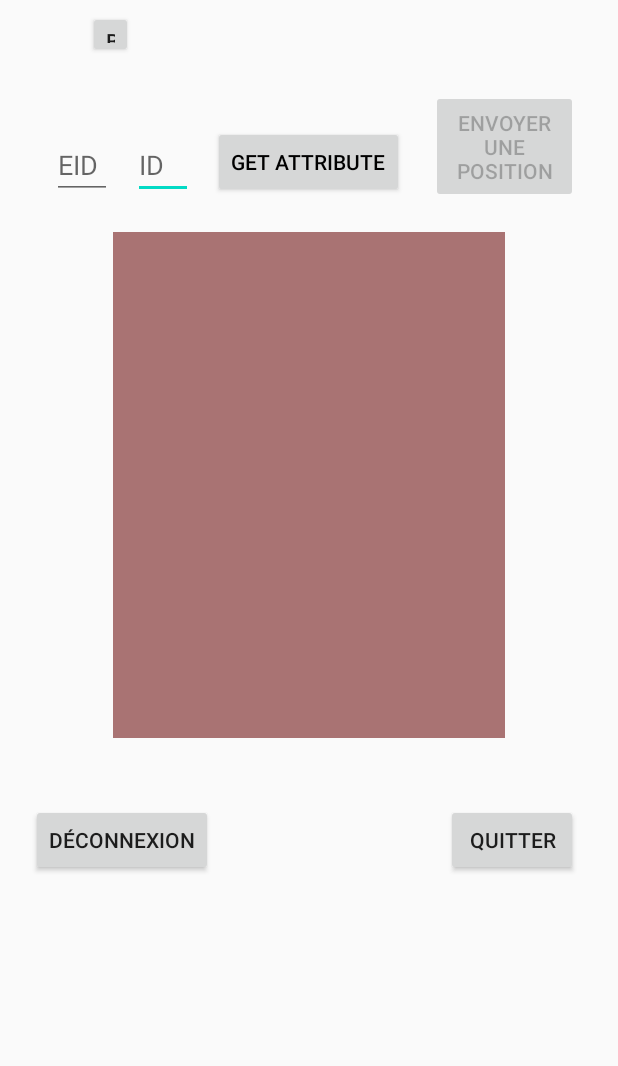
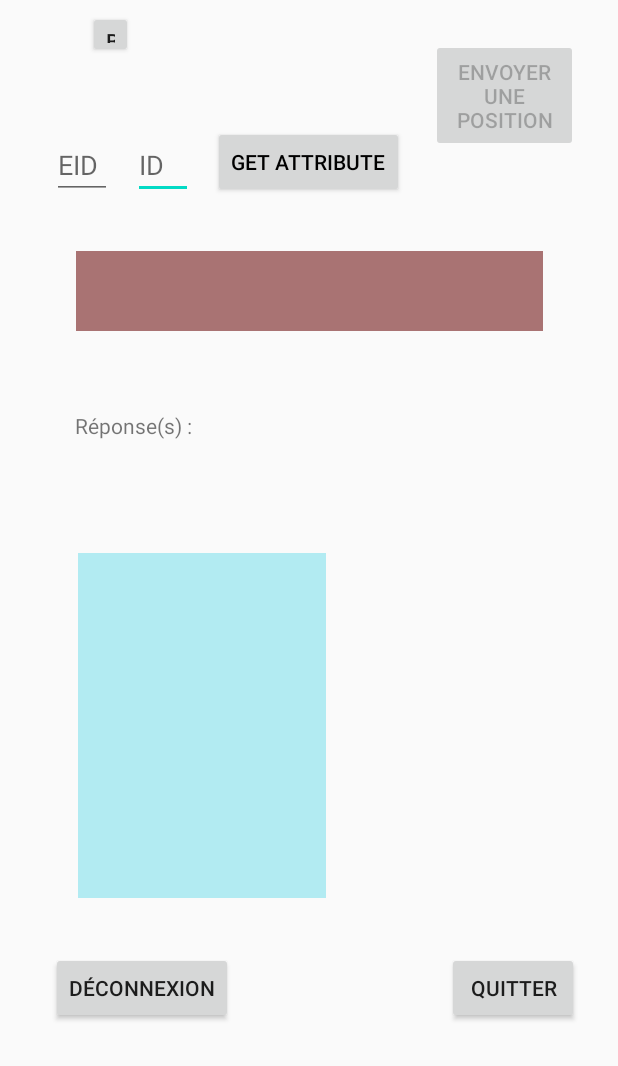
Before and after one commit to LariXii/BluetoothTestBLE, an Android app: the DeviceActivity screen opened directly, with no data from a screen before it, after a tap on an icon or button, on a phone screen of 412 x 824 dp, the part 170-1236 px from its top. Run offline under Robolectric (Android 15) with nearby library versions, the phone set to English and light mode, and no system bars; 1 statement that could not run was skipped; 2 other taps on this screen came first.

Commit message:
Gatien
Some fix

```diff
--- a/app/src/main/java/axxes/com/prototype/bluetoothtestble/DeviceActivity.kt
+++ b/app/src/main/java/axxes/com/prototype/bluetoothtestble/DeviceActivity.kt
@@ -66,16 +66,10 @@ class DeviceActivity: AppCompatActivity() {
                     btn_disconnect.text = "Connexion"
                 }
                 STATE_SENDABLE -> {
-                    btn_send.isEnabled = true
-                    btn_get_attr.isEnabled = true
-                    editText_EID.isEnabled = true
-                    editText_attrID.isEnabled = true
+                    enabledAll()
                 }
                 STATE_NOT_SENDABLE -> {
-                    btn_send.isEnabled = false
-                    btn_get_attr.isEnabled = false
-                    editText_EID.isEnabled = false
-                    editText_attrID.isEnabled = false
+                    disabledAll()
                 }
             }
         }
@@ -113,8 +107,27 @@ class DeviceActivity: AppCompatActivity() {
     val RECEIVE = 1
     val END = 2
 
+    @SuppressLint("HandlerLeak")
+    private val mainResponseHandler = object: Handler(){
+        override fun handleMessage(msg: Message) {
+            super.handleMessage(msg)
+            var packetResponse: ByteArray? = null
+            if(msg.obj != null) {
+                packetResponse = msg.obj as ByteArray
+            }
+            when(msg.what){
+                RECEIVE -> {
+                    packetResponse?.let{ showResponse(dsrcManager.readResponse(responseParameters!!,it)) }
+                    enabledAll()
+                    responseParameters = null
+                }
+            }
+        }
+    }
+
     // Handler used to do specific action in fact with packet sended to bdo
-    private var handleResponse: Handler? = null
+    @SuppressLint("HandlerLeak")
+    private var handleResponse: Handler? = mainResponseHandler
 
     override fun onCreate(savedInstanceState: Bundle?) {
         super.onCreate(savedInstanceState)
@@ -180,6 +193,7 @@ class DeviceActivity: AppCompatActivity() {
         }
 
         textView_log.movementMethod = ScrollingMovementMethod()
+        textView_responses.movementMethod = ScrollingMovementMethod()
     }
 
     override fun onDestroy() {
@@ -270,6 +284,14 @@ class DeviceActivity: AppCompatActivity() {
         bluetoothGatt!!.discoverServices()
     }
 
+    private fun setResponseHandler(newHandler: Handler){
+        handleResponse = newHandler
+    }
+
+    private fun resetHandler(){
+        handleResponse = mainResponseHandler
+    }
+
     private fun enabledGattNotification(gatt: BluetoothGatt, characteristic: BluetoothGattCharacteristic){
         val enabled = true
         val descriptor = characteristic.getDescriptor(characteristic.descriptors[0].uuid)
@@ -300,13 +322,15 @@ class DeviceActivity: AppCompatActivity() {
     private fun sendPacketToBDO(gatt: BluetoothGatt, characteristic: BluetoothGattCharacteristic, packet: ByteArray){
         characteristic.value = packet
         gatt.writeCharacteristic(characteristic)
+        showLog("En attente de réponse ...")
+        disabledAll()
     }
 
     private fun getMenuAttribut(){
         // Store all packets to send
         val queueRequest: MutableList<Pair<DSRCAttribut,ByteArray>> = mutableListOf()
         // Store all packets receive
-        val queueResponse: MutableList<ByteArray> = mutableListOf()
+        var queueResponse: String = ""
         // Store all attributes to get
         val listAttribut: MutableList<DSRCAttribut> = mutableListOf()
         var attribut = DSRCAttributManager.finAttribut(1, 4)
@@ -315,8 +339,6 @@ class DeviceActivity: AppCompatActivity() {
         attribut?.let{listAttribut.add(it)}
         attribut = DSRCAttributManager.finAttribut(1, 24)
         attribut?.let{listAttribut.add(it)}
-
-        Log.d(TAG,"Liste des attributs : $listAttribut")
 
         val handler = @SuppressLint("HandlerLeak")
         object: Handler(){
@@ -333,19 +355,11 @@ class DeviceActivity: AppCompatActivity() {
                     }
                     RECEIVE -> {
                         // Add response
-                        packetResponse?.let { queueResponse.add(it) }
+                        packetResponse?.let { queueResponse += dsrcManager.readResponse(responseParameters!!,it) + "\n"}
                         // Remove first request packet added
-                        val p = queueRequest.removeAt(0)
-                        Log.d(TAG,"Suppression et lecture de l'attribut ${p.first.attrName}")
-
-                        packetResponse?.let {
-                            showLog(dsrcManager.readResponse(responseParameters!!,it))
-                            Log.d(TAG,dsrcManager.readResponse(responseParameters!!,it))
-                        }
-
+                        queueRequest.removeAt(0)
 
                         if(queueRequest.isNotEmpty()){
-                            Log.d(TAG,"Envoie de l'attribut ${queueRequest[0].first.attrName}")
                             sendPacketToBDO(bluetoothGatt!!,requestCharacteristic!!,queueRequest[0].second)
                             responseParameters = dsrcManager.readGetAttributPacket(queueRequest[0].first)
                         }
@@ -355,19 +369,20 @@ class DeviceActivity: AppCompatActivity() {
                     }
                     END -> {
                         // TODO change var ect with queueReponse
-                        handleResponse = null
+                        showResponse(queueResponse)
+                        resetHandler()
+                        enabledAll()
                     }
                 }
             }
         }
         // TODO add all packet to queueRequest
-        handleResponse = handler
+        setResponseHandler(handler)
 
         for(attr in listAttribut){
             queueRequest.add(Pair(attr,getPacketGetAttribut(attr)))
         }
 
-        Log.d(TAG,"Envoie de l'attribut ${queueRequest[0].first.attrName}")
         sendPacketToBDO(bluetoothGatt!!,requestCharacteristic!!,queueRequest[0].second)
         responseParameters = dsrcManager.readGetAttributPacket(queueRequest[0].first)
     }
@@ -401,11 +416,8 @@ class DeviceActivity: AppCompatActivity() {
             showLog("Des services ont été découverts")
             if (status == BluetoothGatt.GATT_SUCCESS) {
                 gatt.services.forEach{  gattService ->
-                    //if(ServiceDsrcUtils.isKnowing(gattService.uuid.toString()))
-                    //Log.d(TAG,"Service : ${gattService.uuid}")
                     gattService.characteristics.forEach { gattCharacteristic ->
                         if(ServiceDsrcUtils.isKnowing(gattCharacteristic.uuid.toString())){
-                            //Log.d(TAG,"Characteristic : ${gattCharacteristic.uuid}\nPermissions : ${gattCharacteristic.permissions}\nProperties : ${gattCharacteristic.properties}")
                             when(gattCharacteristic.uuid.toString()){
                                 ServiceDsrcUtils.COMMAND -> {
                                     requestCharacteristic = gattCharacteristic
@@ -453,16 +465,30 @@ class DeviceActivity: AppCompatActivity() {
         ) {
             super.onCharacteristicChanged(gatt, characteristic)
             if(characteristic != null){
-
-                if(handleResponse != null){
-                    handleResponse!!.obtainMessage(RECEIVE,characteristic.value).sendToTarget()
-                }
-                else{
-                    showLog(dsrcManager.readResponse(responseParameters!!,characteristic.value))
-                    responseParameters = null
-                }
+                showLog("Réponse reçu !")
+                handleResponse!!.obtainMessage(RECEIVE,characteristic.value).sendToTarget()
             }
         }
+    }
+
+    private fun disabledAll(){
+        btn_test.isEnabled = false
+        btn_get_attr.isEnabled = false
+        btn_send.isEnabled = false
+        editText_attrID.isEnabled = false
+        editText_EID.isEnabled = false
+    }
+
+    private fun enabledAll(){
+        btn_test.isEnabled = true
+        btn_get_attr.isEnabled = true
+        btn_send.isEnabled = true
+        editText_attrID.isEnabled = true
+        editText_EID.isEnabled = true
+    }
+
+    private fun showResponse(response: String){
+        textView_responses.text = response
     }
 
     private fun showLog(message: String) {
--- a/app/src/main/res/layout/activity_device.xml
+++ b/app/src/main/res/layout/activity_device.xml
@@ -37,14 +37,14 @@
 
     <TextView
         android:id="@+id/textView_log"
-        android:layout_width="261dp"
-        android:layout_height="337dp"
+        android:layout_width="311dp"
+        android:layout_height="53dp"
         android:background="#AE853636"
         app:layout_constraintBottom_toBottomOf="parent"
         app:layout_constraintEnd_toEndOf="parent"
         app:layout_constraintStart_toStartOf="parent"
         app:layout_constraintTop_toBottomOf="@+id/textView_state"
-        app:layout_constraintVertical_bias="0.37" />
+        app:layout_constraintVertical_bias="0.224" />
 
     <TextView
         android:id="@+id/textView_state"
@@ -62,39 +62,34 @@
         android:layout_width="98dp"
         android:layout_height="75dp"
         android:text="@string/btn_send"
-        app:layout_constraintBottom_toTopOf="@+id/textView_log"
         app:layout_constraintEnd_toEndOf="parent"
         app:layout_constraintHorizontal_bias="0.916"
         app:layout_constraintStart_toStartOf="parent"
-        app:layout_constraintTop_toBottomOf="@+id/textView_state"
-        app:layout_constraintVertical_bias="0.64" />
+        app:layout_constraintTop_toBottomOf="@+id/textView_state" />
 
     <Button
         android:id="@+id/btn_disconnect"
         android:layout_width="wrap_content"
         android:layout_height="wrap_content"
-        android:layout_marginTop="44dp"
         android:text="@string/btn_disconnect"
         app:layout_constraintBottom_toBottomOf="parent"
         app:layout_constraintEnd_toEndOf="parent"
-        app:layout_constraintHorizontal_bias="0.072"
+        app:layout_constraintHorizontal_bias="0.117"
         app:layout_constraintStart_toStartOf="parent"
-        app:layout_constraintTop_toBottomOf="@+id/textView_log"
-        app:layout_constraintVertical_bias="0.0" />
+        app:layout_constraintTop_toTopOf="parent"
+        app:layout_constraintVertical_bias="0.961" />
 
     <Button
         android:id="@+id/btn_exit"
         android:layout_width="wrap_content"
         android:layout_height="wrap_content"
-        android:layout_marginStart="104dp"
-        android:layout_marginTop="44dp"
         android:text="Quitter"
         app:layout_constraintBottom_toBottomOf="parent"
         app:layout_constraintEnd_toEndOf="parent"
-        app:layout_constraintHorizontal_bias="0.662"
-        app:layout_constraintStart_toEndOf="@+id/btn_disconnect"
-        app:layout_constraintTop_toBottomOf="@+id/textView_log"
-        app:layout_constraintVertical_bias="0.0" />
+        app:layout_constraintHorizontal_bias="0.919"
+        app:layout_constraintStart_toStartOf="parent"
+        app:layout_constraintTop_toTopOf="parent"
+        app:layout_constraintVertical_bias="0.961" />
 
     <EditText
         android:id="@+id/editText_EID"
@@ -135,4 +130,28 @@
         app:layout_constraintTop_toTopOf="parent"
         app:layout_constraintVertical_bias="0.088" />
 
+    <TextView
+        android:id="@+id/textView_responses"
+        android:layout_width="165dp"
+        android:layout_height="230dp"
+        android:background="#B2EBF2"
+        app:layout_constraintBottom_toBottomOf="parent"
+        app:layout_constraintEnd_toEndOf="parent"
+        app:layout_constraintHorizontal_bias="0.211"
+        app:layout_constraintStart_toStartOf="parent"
+        app:layout_constraintTop_toTopOf="parent"
+        app:layout_constraintVertical_bias="0.792" />
+
+    <TextView
+        android:id="@+id/textView2"
+        android:layout_width="wrap_content"
+        android:layout_height="wrap_content"
+        android:text="Réponse(s) : "
+        app:layout_constraintBottom_toBottomOf="parent"
+        app:layout_constraintEnd_toEndOf="parent"
+        app:layout_constraintHorizontal_bias="0.151"
+        app:layout_constraintStart_toStartOf="parent"
+        app:layout_constraintTop_toTopOf="parent"
+        app:layout_constraintVertical_bias="0.443" />
+
 </androidx.constraintlayout.widget.ConstraintLayout>
```
